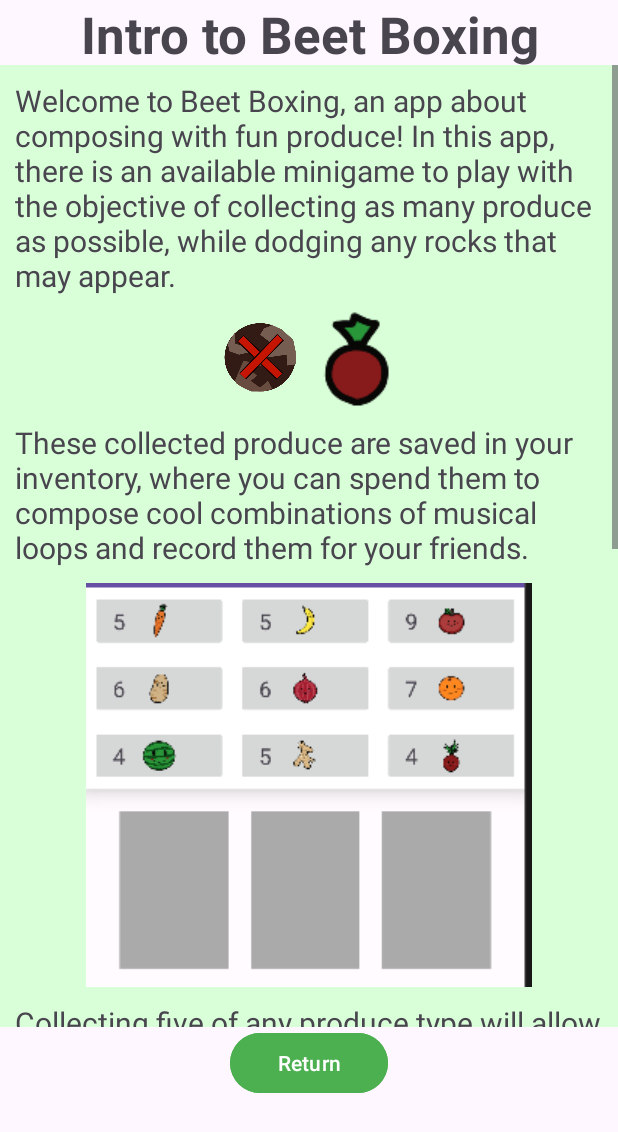
After one commit to JoshLiu1015/Android-Game-BeetBoxing, an Android app: the HelpActivity screen opened directly, with no data from a screen before it, on a phone screen of 412 x 824 dp. The commit adds this screen. Shown: the top 1132 px of the screen. Run offline under Robolectric (Android 15) with nearby library versions, the phone set to English and light mode, and no system bars.

Commit message:
implement help screen

```diff
--- a/app/src/main/AndroidManifest.xml
+++ b/app/src/main/AndroidManifest.xml
@@ -14,6 +14,9 @@
         android:supportsRtl="true"
         android:theme="@style/Theme.Beet_boxing"
         tools:targetApi="31">
+        <activity
+            android:name=".HelpActivity"
+            android:exported="false" />
         <activity
             android:name=".share_recording"
             android:exported="false" />
--- /dev/null
+++ b/app/src/main/java/com/cs407/beet_boxing/HelpActivity.java
@@ -0,0 +1,19 @@
+package com.cs407.beet_boxing;
+
+import androidx.appcompat.app.AppCompatActivity;
+
+import android.content.Intent;
+import android.os.Bundle;
+import android.widget.Button;
+
+public class HelpActivity extends AppCompatActivity {
+
+    @Override
+    protected void onCreate(Bundle savedInstanceState) {
+        super.onCreate(savedInstanceState);
+        setContentView(R.layout.activity_help);
+
+        Button returnButton = findViewById(R.id.returnButton);
+        returnButton.setOnClickListener(e -> startActivity(new Intent(this, MainActivity.class)));
+    }
+}
--- a/app/src/main/java/com/cs407/beet_boxing/MainActivity.java
+++ b/app/src/main/java/com/cs407/beet_boxing/MainActivity.java
@@ -7,7 +7,7 @@ import android.util.Log;
 import android.view.View;
 import android.widget.Button;
 import android.widget.ImageButton;
-import android.widget.Toast;
+import android.widget.ImageView;
 
 import androidx.annotation.NonNull;
 import androidx.appcompat.app.AppCompatActivity;
@@ -17,6 +17,7 @@ import com.cs407.beet_boxing.persistence.PersistentInfo;
 public class MainActivity extends AppCompatActivity {
     private Button startButton;
     private ImageButton setting;
+    private ImageView help;
 
     private Context context;
 
@@ -26,9 +27,11 @@ public class MainActivity extends AppCompatActivity {
         setContentView(R.layout.activity_main);
         setting = findViewById(R.id.setting);
         startButton = findViewById(R.id.startButton);
+        help = findViewById(R.id.help);
 
         setting.setOnClickListener(this::openSetting);
         startButton.setOnClickListener(this::startGame);
+        help.setOnClickListener(this::openHelp);
 
         context = getApplicationContext();
         int loadResult = PersistentInfo.init(context);
@@ -49,6 +52,11 @@ public class MainActivity extends AppCompatActivity {
         startActivity(intent);
     }
 
+    public void openHelp(View view) {
+        Intent intent = new Intent(this, HelpActivity.class);
+        startActivity(intent);
+    }
+
     @Override
     protected void onSaveInstanceState(@NonNull Bundle outState) {
         super.onSaveInstanceState(outState);
--- /dev/null
+++ b/app/src/main/res/layout/activity_help.xml
@@ -0,0 +1,124 @@
+<?xml version="1.0" encoding="utf-8"?>
+<androidx.constraintlayout.widget.ConstraintLayout xmlns:android="http://schemas.android.com/apk/res/android"
+    xmlns:app="http://schemas.android.com/apk/res-auto"
+    xmlns:tools="http://schemas.android.com/tools"
+    android:layout_width="match_parent"
+    android:layout_height="match_parent"
+    tools:context=".HelpActivity">
+
+    <LinearLayout
+        android:layout_width="match_parent"
+        android:layout_height="match_parent"
+        android:orientation="vertical">
+
+        <TextView
+            android:id="@+id/helpTitle"
+            android:layout_width="match_parent"
+            android:layout_height="43dp"
+            android:foregroundGravity="center"
+            android:text="Intro to Beet Boxing"
+            android:textAlignment="center"
+            android:textSize="34sp"
+            android:textStyle="bold" />
+
+        <ScrollView
+            android:id="@+id/helpScrollView"
+            android:layout_width="match_parent"
+            android:layout_height="641dp"
+            android:background="#FFFFFF"
+            android:backgroundTint="#D9FFD8">
+
+            <LinearLayout
+                android:layout_width="match_parent"
+                android:layout_height="wrap_content"
+                android:orientation="vertical">
+
+                <TextView
+                    android:id="@+id/tutorialText"
+                    android:layout_width="match_parent"
+                    android:layout_height="wrap_content"
+                    android:padding="10dp"
+                    android:text="Welcome to Beet Boxing, an app about composing with fun produce! In this app, there is an available minigame to play with the objective of collecting as many produce as possible, while dodging any rocks that may appear."
+                    android:textSize="20sp" />
+
+                <LinearLayout
+                    android:layout_width="match_parent"
+                    android:layout_height="match_parent"
+                    android:layout_gravity="center"
+                    android:gravity="center"
+                    android:orientation="horizontal">
+
+                    <ImageView
+                        android:id="@+id/helpRock"
+                        android:layout_width="64dp"
+                        android:layout_height="64dp"
+                        android:src="@drawable/rock"
+                        android:contentDescription="Picture of a rock" />
+
+                    <ImageView
+                        android:id="@+id/helpProduce"
+                        android:layout_width="64dp"
+                        android:layout_height="64dp"
+                        android:src="@drawable/beetsmall"
+                        android:contentDescription="Picture of a beet" />
+                </LinearLayout>
+
+                <TextView
+                    android:id="@+id/tutorialText1"
+                    android:layout_width="match_parent"
+                    android:layout_height="wrap_content"
+                    android:padding="10dp"
+                    android:text="These collected produce are saved in your inventory, where you can spend them to compose cool combinations of musical loops and record them for your friends."
+                    android:textSize="20sp" />
+
+                <ImageView
+                    android:id="@+id/inventoryImage"
+                    android:layout_width="match_parent"
+                    android:layout_height="wrap_content"
+                    android:src="@drawable/garden"
+                    android:contentDescription="Image of the garden inventory" />
+
+                <TextView
+                    android:id="@+id/tutorialText2"
+                    android:layout_width="match_parent"
+                    android:layout_height="wrap_content"
+                    android:padding="10dp"
+                    android:text="Collecting five of any produce type will allow you to plant that produce in a slot in your garden, where it will last for an amount of time displayed in the edit mode. When that timer runs out, it will expire."
+                    android:textSize="20sp" />
+
+                <ImageView
+                    android:id="@+id/inventoryImage2"
+                    android:layout_width="match_parent"
+                    android:layout_height="wrap_content"
+                    android:src="@drawable/garden2"
+                    android:contentDescription="Image of a produce in the garden" />
+
+                <ImageView
+                    android:id="@+id/timerImage"
+                    android:layout_width="match_parent"
+                    android:layout_height="wrap_content"
+                    android:src="@drawable/timer"
+                    android:contentDescription="Image of timer running out" />
+
+                <TextView
+                    android:id="@+id/tutorialText3"
+                    android:layout_width="match_parent"
+                    android:layout_height="wrap_content"
+                    android:padding="10dp"
+                    android:text="Before that timer runs out, you can play around with the different audio tracks associated with each produce to make some cool music. You can also navigate to the recording screen in order to save these sound bytes for later!"
+                    android:textSize="20sp" />
+            </LinearLayout>
+        </ScrollView>
+
+        <Button
+            android:id="@+id/returnButton"
+            android:layout_width="105dp"
+            android:layout_height="wrap_content"
+            android:layout_gravity="center"
+            android:backgroundTint="#4CAF50"
+            android:foregroundGravity="center"
+            android:text="Return"
+            android:textColorHighlight="#A577F6"
+            android:textColorLink="#673AB7" />
+    </LinearLayout>
+</androidx.constraintlayout.widget.ConstraintLayout>
--- a/app/src/main/res/layout/activity_main.xml
+++ b/app/src/main/res/layout/activity_main.xml
@@ -17,6 +17,15 @@
         android:layout_marginRight="15dp"
         android:background="@drawable/setting2"
         android:contentDescription="Setting" />
+
+    <ImageView
+        android:id="@+id/help"
+        android:layout_width="50dp"
+        android:layout_height="50dp"
+        android:layout_marginTop="15dp"
+        android:layout_marginRight="15dp"
+        android:layout_toStartOf="@+id/setting"
+        app:srcCompat="@android:drawable/ic_menu_help" />
 
     <Button
         android:id="@+id/startButton"
```
Also changed, not shown: app/src/main/res/drawable/garden.png (added), app/src/main/res/drawable/garden2.png (added), app/src/main/res/drawable/timer.png (added).
